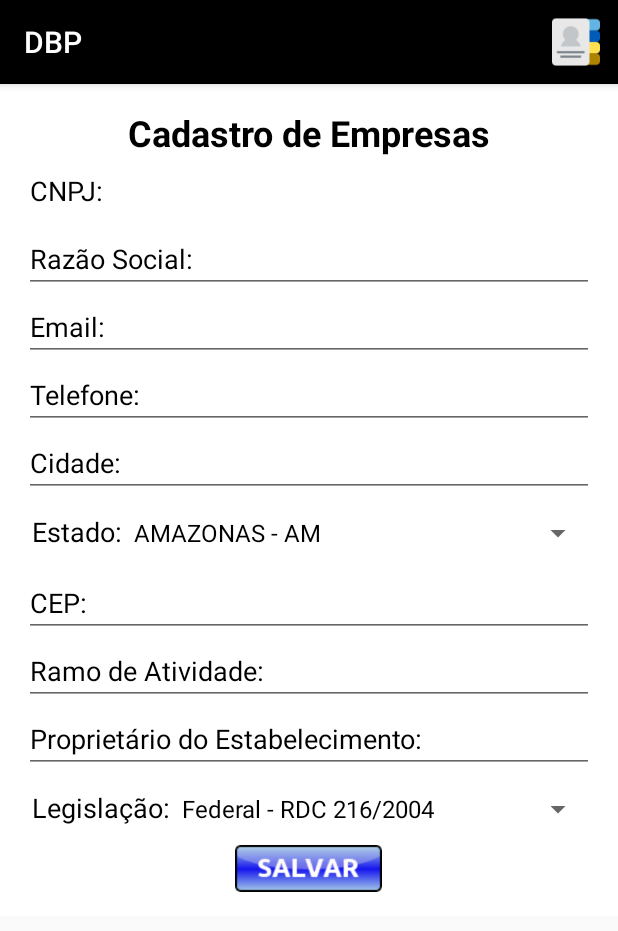
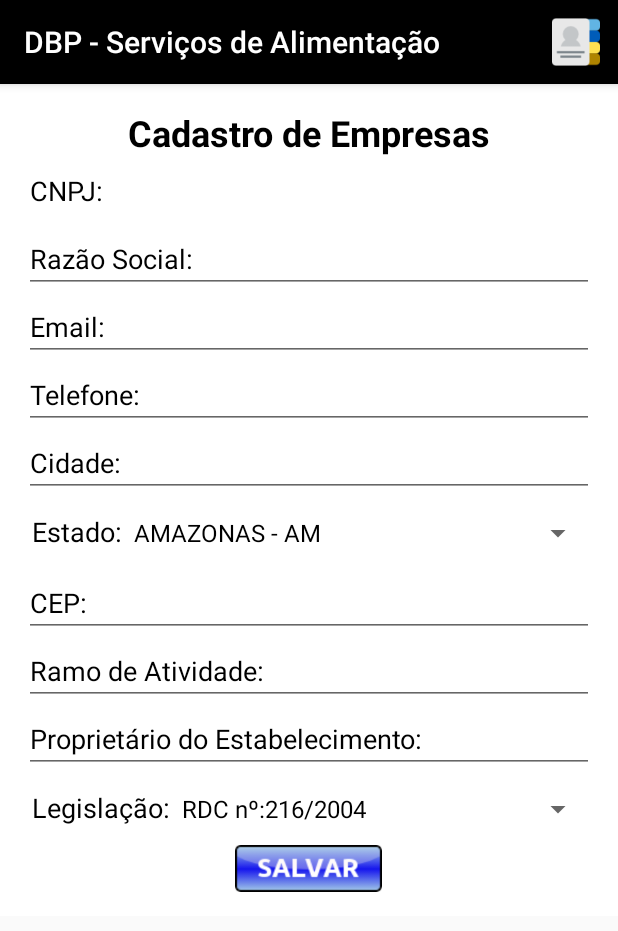
Before and after one commit to tccadmms/tcc, an Android app: the CadastroActivity screen opened directly, with no data from a screen before it, on a phone screen of 412 x 824 dp. Shown: the top 931 px of the screen. Run offline under Robolectric (Android 15) with nearby library versions, the phone set to English and light mode, and no system bars.

```diff
--- a/app/src/main/AndroidManifest.xml
+++ b/app/src/main/AndroidManifest.xml
@@ -6,7 +6,7 @@
         android:allowBackup="true"
         android:debuggable="true"
         android:icon="@drawable/ic_logo"
-        android:label="DBP"
+        android:label="DBP - Serviços de Alimentação"
         android:supportsRtl="true"
         android:theme="@style/AppTheme">
         <activity
--- a/app/src/main/res/values/strings.xml
+++ b/app/src/main/res/values/strings.xml
@@ -32,9 +32,10 @@
     </string-array>
 
     <string-array name="legislacao_array">
-        <item>Federal - RDC 216/2004</item>
-        <item>Estadual de São Paulo</item>
-        <item>Municipal de São Paulo</item>
-        <item>Estadual do Rio Grande do Sul</item>
+        <item>RDC nº:216/2004</item>
+        <item>PRT nº:78/2009</item>
+        <item>PRT nº:325/2010</item>
+        <item>PRT nº:2.619/2011</item>
+        <item>CVS nº:5/2013</item>
     </string-array>
 </resources>
```
Also changed, not shown: app/src/main/res/layout/activity_main.xml (+17 -11 lines).
